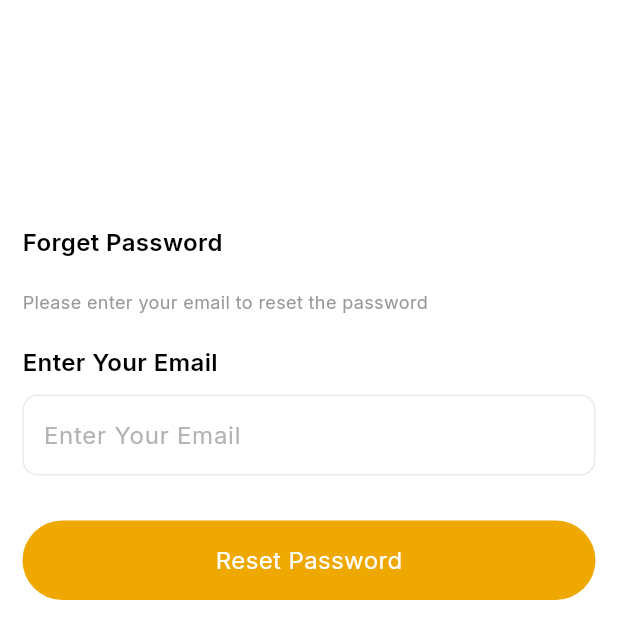
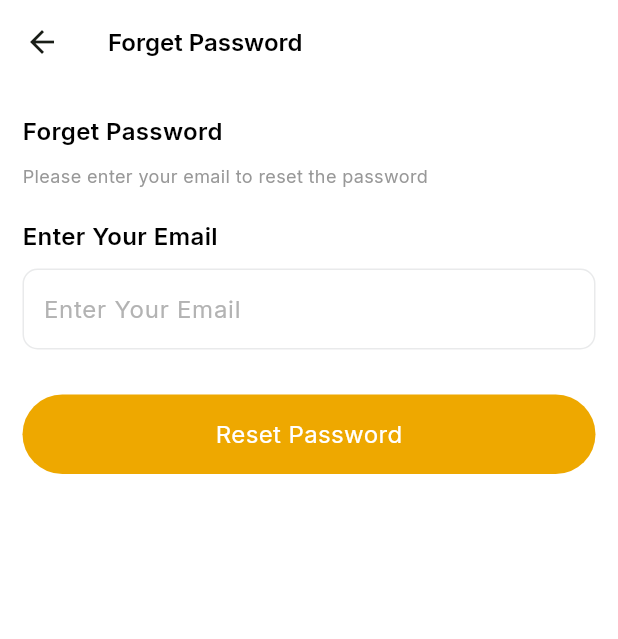
Before and after one commit to BrightCodeLab-Team/lightweaver, a Flutter app: the SignInScreen screen opened directly, scrolled down 127 dp, after a tap on "Forget Password?", on a phone screen of 412 x 824 dp. Shown: the top 639 px of the screen. Run offline on Flutter 3.47's test engine with Material 3 defaults, Android fonts, the phone set to English and light mode, and no system bars; our stand-ins replace cloud_firestore, country_picker, curved_navigation_bar, firebase_auth, firebase_core, flutter_screenutil and 8 more; missing offline and left inert: flutter_facebook_auth; accounts and stored records are empty.

Commit message:
facebook screen done

```diff
--- a/lib/core/constants/app_assest.dart
+++ b/lib/core/constants/app_assest.dart
@@ -102,6 +102,7 @@ class AppAssets {
   String appearance1 = "$iconsAssets/appearance1.png";
   String export = "$iconsAssets/export.png";
   String export1 = "$iconsAssets/export1.png";
+  String logout = "$iconsAssets/logout.png";
 
   ///
   //************************************ *//
--- a/lib/core/constants/auth_text_feild.dart
+++ b/lib/core/constants/auth_text_feild.dart
@@ -3,7 +3,7 @@ import 'package:flutter_screenutil/flutter_screenutil.dart';
 import 'package:lightweaver/core/constants/colors.dart';
 import 'package:lightweaver/core/constants/text_style.dart';
 
-final InputDecoration authFieldDecoration = InputDecoration(
+final authFieldDecoration = InputDecoration(
   contentPadding: const EdgeInsets.symmetric(
     vertical: 10.0,
     horizontal: 10.0,
--- a/lib/ui/auth/forget_screens/forget_screen.dart
+++ b/lib/ui/auth/forget_screens/forget_screen.dart
@@ -1,12 +1,12 @@
 import 'package:flutter/material.dart';
 import 'package:flutter_screenutil/flutter_screenutil.dart';
 import 'package:get/get.dart';
-import 'package:get/get_core/get_core.dart';
 import 'package:lightweaver/core/constants/auth_text_feild.dart';
 import 'package:lightweaver/core/constants/colors.dart';
 import 'package:lightweaver/core/constants/text_style.dart';
 import 'package:lightweaver/custom_widget/button.dart';
 import 'package:lightweaver/ui/auth/forget_screens/forget_view_model.dart';
+import 'package:lightweaver/ui/auth/forget_screens/password_reset_successful.dart';
 import 'package:lightweaver/ui/auth/forget_screens/verify_code.dart';
 import 'package:provider/provider.dart';
 
@@ -15,18 +15,43 @@ class ForgetScreen extends StatelessWidget {
 
   @override
   Widget build(BuildContext context) {
+    final _formKey = GlobalKey<FormState>();
     return ChangeNotifierProvider(
       create: (context) => ForgetViewModel(),
       child: Consumer<ForgetViewModel>(
         builder:
             (context, model, child) => Scaffold(
               backgroundColor: whiteColor,
-              body: Padding(
+
+              ///
+              /// APP BAR
+              ///
+              appBar: AppBar(
+                backgroundColor: transparentColor,
+                shadowColor: transparentColor,
+                surfaceTintColor: transparentColor,
+                title: Text(
+                  'Forget Password',
+                  style: style16.copyWith(
+                    fontWeight: FontWeight.w600,
+                    color: blackColor,
+                  ),
+                ),
+
+                automaticallyImplyLeading: true,
+              ),
+
+              ///
+              /// START BODY
+              ///
+              body: Form(
+                key: _formKey,
+                child: Padding(
                   padding: const EdgeInsets.symmetric(horizontal: 15.0),
                   child: Column(
                     crossAxisAlignment: CrossAxisAlignment.start,
                     children: [
-                    150.verticalSpace,
+                      20.verticalSpace,
                       Text(
                         'Forget Password',
                         style: style16.copyWith(
@@ -34,7 +59,7 @@ class ForgetScreen extends StatelessWidget {
                           color: blackColor,
                         ),
                       ),
-                    20.verticalSpace,
+                      10.verticalSpace,
                       Text(
                         'Please enter your email to reset the password',
                         style: style14.copyWith(
@@ -52,15 +77,28 @@ class ForgetScreen extends StatelessWidget {
                       ),
                       10.verticalSpace,
                       TextFormField(
+                        controller: model.emailController,
                         decoration: forgetAuthFieldDecoration.copyWith(
                           hintText: 'Enter Your Email',
                         ),
+                        validator: (value) {
+                          if (value == null || value.isEmpty) {
+                            return 'Email is required';
+                          } else if (!value.contains('@') ||
+                              !value.contains('.')) {
+                            return 'Please enter a valid email';
+                          }
+                          return null;
+                        },
                       ),
+
                       30.verticalSpace,
                       CustomButton(
                         text: 'Reset Password',
                         onTap: () {
-                        Get.to(VerifyCodeScreen());
+                          if (_formKey.currentState!.validate()) {
+                            model.resetPassword();
+                          }
                         },
                       ),
                     ],
@@ -68,6 +106,7 @@ class ForgetScreen extends StatelessWidget {
                 ),
               ),
             ),
+      ),
     );
   }
 }
--- a/lib/ui/auth/forget_screens/forget_view_model.dart
+++ b/lib/ui/auth/forget_screens/forget_view_model.dart
@@ -1,3 +1,57 @@
+import 'package:flutter/material.dart';
+import 'package:get/get.dart';
+import 'package:get/state_manager.dart';
+import 'package:lightweaver/core/enums/view_state_model.dart';
 import 'package:lightweaver/core/others/base_view_model.dart';
+import 'package:lightweaver/core/services/auth_services.dart';
+import 'package:lightweaver/core/services/db_services.dart';
+import 'package:lightweaver/custom_widget/snack_bar/custom_snack_bar.dart';
+import 'package:lightweaver/locator.dart';
+import 'package:lightweaver/ui/auth/forget_screens/password_reset_successful.dart';
+import 'package:lightweaver/ui/auth/forget_screens/verify_code.dart';
 
-class ForgetViewModel extends BaseViewModel {}
+class ForgetViewModel extends BaseViewModel {
+  final emailController = TextEditingController();
+  final authServices = locator<AuthServices>();
+  final db = locator<DatabaseServices>();
+
+  // sendOtp(BuildContext context) async {
+  //   setState(ViewState.busy);
+
+  //   try {
+  //     await db.sendOtpToEmail(emailController.text);
+
+  //     setState(ViewState.idle);
+
+  //     customSnackbar(
+  //       title: 'Error',
+  //       message: 'OTP Send Sucessully on ${emailController.text}',
+  //     );
+  //     Get.to(() => VerifyCodeScreen(email: emailController.text));
+  //   } catch (e) {
+  //     setState(ViewState.idle);
+  //     customSnackbar(title: 'Error', message: 'Failed to send OTP: $e');
+  //   }
+  // }
+
+  Future<bool> resetPassword() async {
+    String email = emailController.text.trim();
+
+    if (email.isEmpty || !email.contains('@')) {
+      customSnackbar(title: 'Error', message: 'Please enter a valid email');
+      return false;
+    }
+    setState(ViewState.busy);
+    try {
+      await authServices.resetPassword(email);
+      Get.to(PasswordResetSuccessfulScreen());
+
+      return true;
+    } catch (e) {
+      customSnackbar(title: 'Error', message: e.toString());
+      return false;
+    } finally {
+      setState(ViewState.idle);
+    }
+  }
+}
--- a/lib/ui/auth/sign_in/sign_in_screen.dart
+++ b/lib/ui/auth/sign_in/sign_in_screen.dart
@@ -18,7 +18,7 @@ import 'package:modal_progress_hud_nsn/modal_progress_hud_nsn.dart';
 import 'package:provider/provider.dart';
 
 class SignInScreen extends StatelessWidget {
-  final _formKey = GlobalKey<FormState>(); // Add this
+  final _formKey = GlobalKey<FormState>();
   @override
   Widget build(BuildContext context) {
     return ChangeNotifierProvider(
@@ -56,6 +56,7 @@ class SignInScreen extends StatelessWidget {
                               ///
                               Positioned.fill(
                                 top: 100,
+                                left: 20,
                                 child: Column(
                                   mainAxisAlignment: MainAxisAlignment.start,
                                   crossAxisAlignment: CrossAxisAlignment.start,
@@ -113,7 +114,7 @@ class SignInScreen extends StatelessWidget {
                                           CrossAxisAlignment.start,
                                       children: [
                                         Text(
-                                          'Phone Number',
+                                          'Email',
                                           style: style14.copyWith(
                                             color: primaryColor,
                                           ),
@@ -213,8 +214,8 @@ class SignInScreen extends StatelessWidget {
                                               MainAxisAlignment.center,
                                           children: [
                                             Text(
-                                              'Don\'t have an account ',
-                                              style: style16.copyWith(
+                                              'Don\'t have an account? ',
+                                              style: style14.copyWith(
                                                 color: lightGreyColor,
                                               ),
                                             ),
@@ -225,7 +226,7 @@ class SignInScreen extends StatelessWidget {
                                                   ),
                                               child: Text(
                                                 'SIGN UP',
-                                                style: style16.copyWith(
+                                                style: style14B.copyWith(
                                                   color: primaryColor,
                                                 ),
                                               ),
@@ -271,18 +272,18 @@ class SignInScreen extends StatelessWidget {
                                           children: [
                                             CustomSocialButton(
                                               onTap:
-                                                  () => print(
-                                                    'Facebook signUp in Progress',
-                                                  ),
+                                                  () =>
+                                                      model.userFacebookLogin
+                                                      (),
                                               imagePath:
                                                   AppAssets().facebookIcon,
                                             ),
                                             10.horizontalSpace,
                                             CustomSocialButton(
                                               onTap:
-                                                  () => print(
-                                                    'Google signUp in Progress',
-                                                  ),
+                                                  () =>
+                                                      model
+                                                          .userLoginWithGoogle(),
                                               imagePath: AppAssets().googleIcon,
                                             ),
                                             10.horizontalSpace,
--- a/lib/ui/home/home_screen.dart
+++ b/lib/ui/home/home_screen.dart
@@ -32,7 +32,8 @@ class HomeScreen extends StatelessWidget {
                         Image.asset(AppAssets().welcomeScreen, scale: 4),
                         Positioned(
                           right: 10,
-                          top: 30,
+                          top: 50,
+
                           child: GestureDetector(
                             onTap: () {
                               Get.to(NotificationScreen());
@@ -45,8 +46,9 @@ class HomeScreen extends StatelessWidget {
                         ),
                         Positioned.fill(
                           top: 170,
+                          left: 16,
                           child: Text(
-                            'Welcome, Shayan',
+                            'Welcome, ${model.authServices.appUser.name}',
                             style: style25B.copyWith(color: primaryColor),
                           ),
                         ),
--- a/lib/ui/home/home_view_model.dart
+++ b/lib/ui/home/home_view_model.dart
@@ -1,6 +1,9 @@
 import 'package:lightweaver/core/others/base_view_model.dart';
+import 'package:lightweaver/core/services/auth_services.dart';
+import 'package:lightweaver/locator.dart';
 
 class HomeViewModel extends BaseViewModel {
+  final authServices = locator<AuthServices>();
   int _selectedQuickLinkIndex = 0;
 
   int get selectedQuickLinkIndex => _selectedQuickLinkIndex;
--- a/lib/ui/setting/setting_screen.dart
+++ b/lib/ui/setting/setting_screen.dart
@@ -107,8 +107,8 @@ class SettingScreen extends StatelessWidget {
 
                             _settingContainer(
                               context: context,
-                              icon: AppAssets().help,
-                              icon1: AppAssets().help1,
+                              icon: AppAssets().export,
+                              icon1: AppAssets().export1,
                               text: 'Logout',
                               index: 7,
                             ),
--- a/pubspec.yaml
+++ b/pubspec.yaml
@@ -57,6 +57,7 @@ dependencies:
   firebase_storage:
   shared_preferences:
   google_sign_in:
+  flutter_facebook_auth:
   modal_progress_hud_nsn:
   connectivity_plus: ^6.1.4
 
```
Also changed, not shown: lib/core/services/auth_services.dart (+104 -94 lines), lib/core/services/db_services.dart (+28 -0 lines), lib/custom_widget/snack_bar/custom_snack_bar.dart (added, +26 -0 lines), lib/ui/auth/forget_screens/password_reset.dart (+24 -2 lines), lib/ui/auth/forget_screens/password_reset_successful.dart (+12 -8 lines), lib/ui/auth/forget_screens/set_new_password.dart (+24 -2 lines), lib/ui/auth/forget_screens/verify_code.dart (+29 -5 lines), lib/ui/auth/sign_in/sign_in_view_model.dart (+40 -2 lines), lib/ui/auth/sign_up/sign_up_screen.dart (+8 -1 lines), lib/ui/auth/sign_up/sign_up_view_model.dart (+6 -2 lines), assets/icons_assets/logout.png (added), pubspec.lock, 9 other files. Lines whose indentation alone changed are shown as unchanged.
